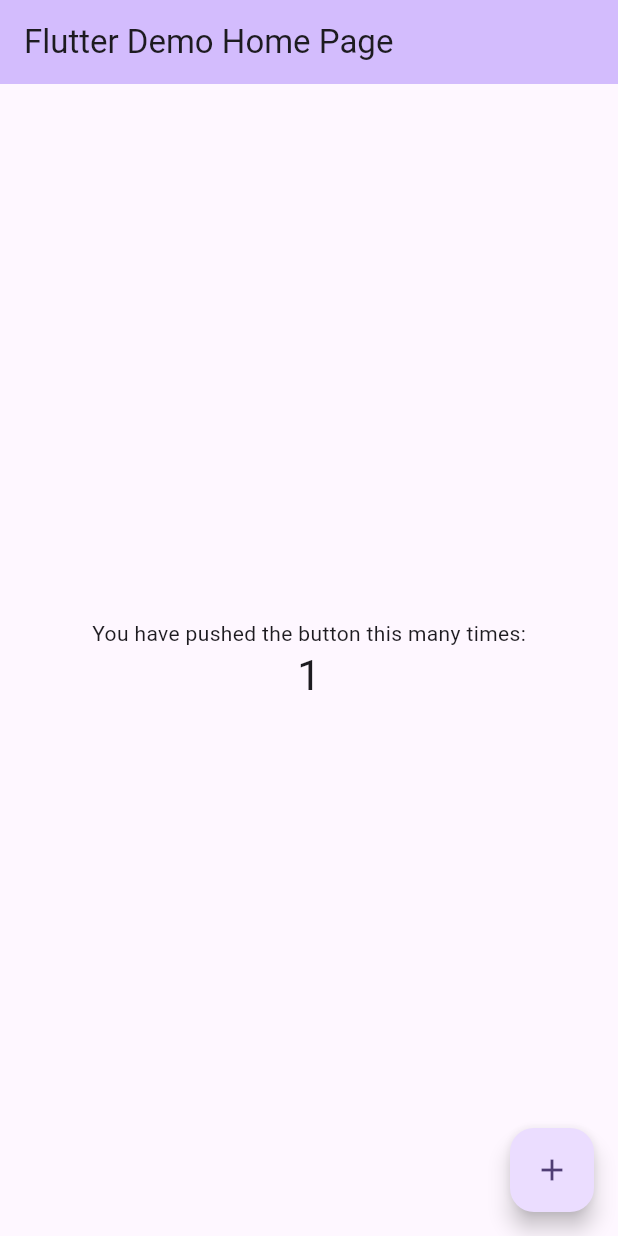
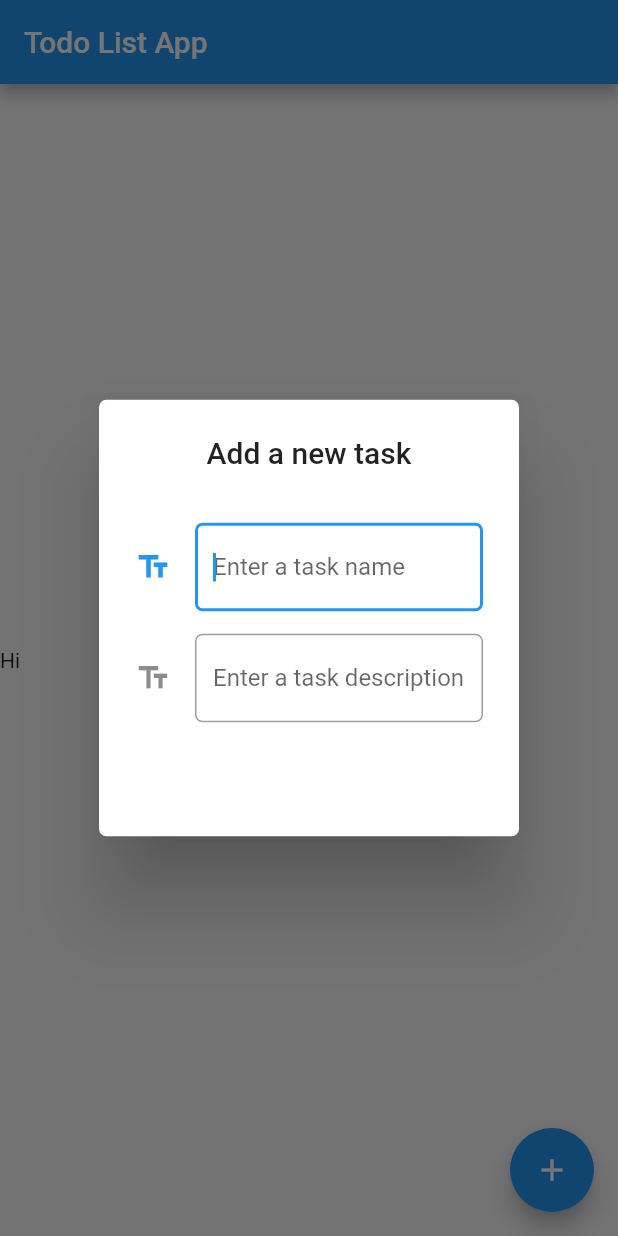
Before and after one commit to mohsenemx/todo, a Flutter app: the screen it shows after launch, after a tap on the "add" icon, on a phone screen of 412 x 824 dp. Run offline on Flutter 3.47's test engine with Material 2 defaults, Android fonts, the phone set to English and light mode, and no system bars.

Commit message:
basic ui update

```diff
--- /dev/null
+++ b/lib/locales.dart
@@ -0,0 +1,3 @@
+// ignore_for_file: camel_case_types
+
+class lang {}
--- a/lib/main.dart
+++ b/lib/main.dart
@@ -1,4 +1,8 @@
+// ignore_for_file: prefer_const_constructors
+
 import 'package:flutter/material.dart';
+import 'package:todo/mainScreen.dart';
+import 'package:todo/utils.dart';
 
 void main() {
   runApp(const MyApp());
@@ -7,119 +11,36 @@ void main() {
 class MyApp extends StatelessWidget {
   const MyApp({super.key});
 
-  // This widget is the root of your application.
   @override
   Widget build(BuildContext context) {
     return MaterialApp(
-      title: 'Flutter Demo',
-      theme: ThemeData(
-        // This is the theme of your application.
-        //
-        // TRY THIS: Try running your application with "flutter run". You'll see
-        // the application has a blue toolbar. Then, without quitting the app,
-        // try changing the seedColor in the colorScheme below to Colors.green
-        // and then invoke "hot reload" (save your changes or press the "hot
-        // reload" button in a Flutter-supported IDE, or press "r" if you used
-        // the command line to start the app).
-        //
-        // Notice that the counter didn't reset back to zero; the application
-        // state is not lost during the reload. To reset the state, use hot
-        // restart instead.
-        //
-        // This works for code too, not just values: Most code changes can be
-        // tested with just a hot reload.
-        colorScheme: ColorScheme.fromSeed(seedColor: Colors.deepPurple),
-        useMaterial3: true,
-      ),
-      home: const MyHomePage(title: 'Flutter Demo Home Page'),
+      debugShowCheckedModeBanner: false,
+      home: HomePage(),
     );
   }
 }
 
-class MyHomePage extends StatefulWidget {
-  const MyHomePage({super.key, required this.title});
-
-  // This widget is the home page of your application. It is stateful, meaning
-  // that it has a State object (defined below) that contains fields that affect
-  // how it looks.
-
-  // This class is the configuration for the state. It holds the values (in this
-  // case the title) provided by the parent (in this case the App widget) and
-  // used by the build method of the State. Fields in a Widget subclass are
-  // always marked "final".
-
-  final String title;
+class HomePage extends StatefulWidget {
+  const HomePage({super.key});
 
   @override
-  State<MyHomePage> createState() => _MyHomePageState();
+  State<HomePage> createState() => _HomePageState();
 }
 
-class _MyHomePageState extends State<MyHomePage> {
-  int _counter = 0;
-
-  void _incrementCounter() {
-    setState(() {
-      // This call to setState tells the Flutter framework that something has
-      // changed in this State, which causes it to rerun the build method below
-      // so that the display can reflect the updated values. If we changed
-      // _counter without calling setState(), then the build method would not be
-      // called again, and so nothing would appear to happen.
-      _counter++;
-    });
-  }
-
+class _HomePageState extends State<HomePage> {
   @override
   Widget build(BuildContext context) {
-    // This method is rerun every time setState is called, for instance as done
-    // by the _incrementCounter method above.
-    //
-    // The Flutter framework has been optimized to make rerunning build methods
-    // fast, so that you can just rebuild anything that needs updating rather
-    // than having to individually change instances of widgets.
     return Scaffold(
+      floatingActionButton: FloatingActionButton(
+        onPressed: () {
+          showAddTaskPopUp(context);
+        },
+        child: Icon(Icons.add),
+      ),
       appBar: AppBar(
-        // TRY THIS: Try changing the color here to a specific color (to
-        // Colors.amber, perhaps?) and trigger a hot reload to see the AppBar
-        // change color while the other colors stay the same.
-        backgroundColor: Theme.of(context).colorScheme.inversePrimary,
-        // Here we take the value from the MyHomePage object that was created by
-        // the App.build method, and use it to set our appbar title.
-        title: Text(widget.title),
+        title: Text('Todo List App'),
       ),
-      body: Center(
-        // Center is a layout widget. It takes a single child and positions it
-        // in the middle of the parent.
-        child: Column(
-          // Column is also a layout widget. It takes a list of children and
-          // arranges them vertically. By default, it sizes itself to fit its
-          // children horizontally, and tries to be as tall as its parent.
-          //
-          // Column has various properties to control how it sizes itself and
-          // how it positions its children. Here we use mainAxisAlignment to
-          // center the children vertically; the main axis here is the vertical
-          // axis because Columns are vertical (the cross axis would be
-          // horizontal).
-          //
-          // TRY THIS: Invoke "debug painting" (choose the "Toggle Debug Paint"
-          // action in the IDE, or press "p" in the console), to see the
-          // wireframe for each widget.
-          mainAxisAlignment: MainAxisAlignment.center,
-          children: <Widget>[
-            const Text(
-              'You have pushed the button this many times:',
-            ),
-            Text(
-              '$_counter',
-              style: Theme.of(context).textTheme.headlineMedium,
-            ),
-          ],
-        ),
-      ),
-      floatingActionButton: FloatingActionButton(
-        onPressed: _incrementCounter,
-        tooltip: 'Increment',
-        child: const Icon(Icons.add),
-      ), // This trailing comma makes auto-formatting nicer for build methods.
+      body: HomeScreen(),
     );
   }
 }
--- /dev/null
+++ b/lib/mainScreen.dart
@@ -0,0 +1,32 @@
+// ignore_for_file: file_names, avoid_unnecessary_containers, prefer_const_literals_to_create_immutables, prefer_const_constructors
+
+import 'package:flutter/material.dart';
+
+// Global variables
+List<String> taskName = List.empty();
+List<bool> taskState = List.empty();
+List<String> taskDescription = List.empty();
+
+class HomeScreen extends StatefulWidget {
+  const HomeScreen({super.key});
+
+  @override
+  State<HomeScreen> createState() => _HomeScreenState();
+}
+
+class _HomeScreenState extends State<HomeScreen> {
+  @override
+  Widget build(BuildContext context) {
+    return Container(
+      child: Column(
+        mainAxisAlignment: MainAxisAlignment.center,
+        crossAxisAlignment: CrossAxisAlignment.center,
+        children: [
+          Text(
+            'Hi',
+          ),
+        ],
+      ),
+    );
+  }
+}
--- /dev/null
+++ b/lib/utils.dart
@@ -0,0 +1,65 @@
+// ignore_for_file: prefer_const_constructors, avoid_unnecessary_containers, prefer_const_literals_to_create_immutables, sized_box_for_whitespace
+
+import 'package:flutter/material.dart';
+
+void showAddTaskPopUp(BuildContext context) {
+  TextEditingController taskName = TextEditingController();
+  showDialog(
+    context: context,
+    builder: (context) {
+      return AlertDialog(
+        shape: RoundedRectangleBorder(
+          borderRadius: BorderRadius.circular(5),
+        ),
+        title: Center(child: Text('Add a new task')),
+        content: Container(
+          height: 200,
+          child: SingleChildScrollView(
+            child: Column(
+              children: [
+                SizedBox(
+                  height: 15,
+                ),
+                SizedBox(
+                  child: TextField(
+                    controller: taskName,
+                    autofocus: true,
+                    decoration: InputDecoration(
+                      hintText: 'Enter a task name',
+                      border: OutlineInputBorder(
+                        borderRadius: BorderRadius.circular(5),
+                        gapPadding: 5,
+                      ),
+                      icon: Icon(
+                        Icons.text_fields,
+                      ),
+                    ),
+                  ),
+                ),
+                SizedBox(
+                  height: 15,
+                ),
+                SizedBox(
+                  child: TextField(
+                    controller: taskName,
+                    autofocus: true,
+                    decoration: InputDecoration(
+                      hintText: 'Enter a task description',
+                      border: OutlineInputBorder(
+                        borderRadius: BorderRadius.circular(5),
+                        gapPadding: 5,
+                      ),
+                      icon: Icon(
+                        Icons.text_fields,
+                      ),
+                    ),
+                  ),
+                ),
+              ],
+            ),
+          ),
+        ),
+      );
+    },
+  );
+}
```
